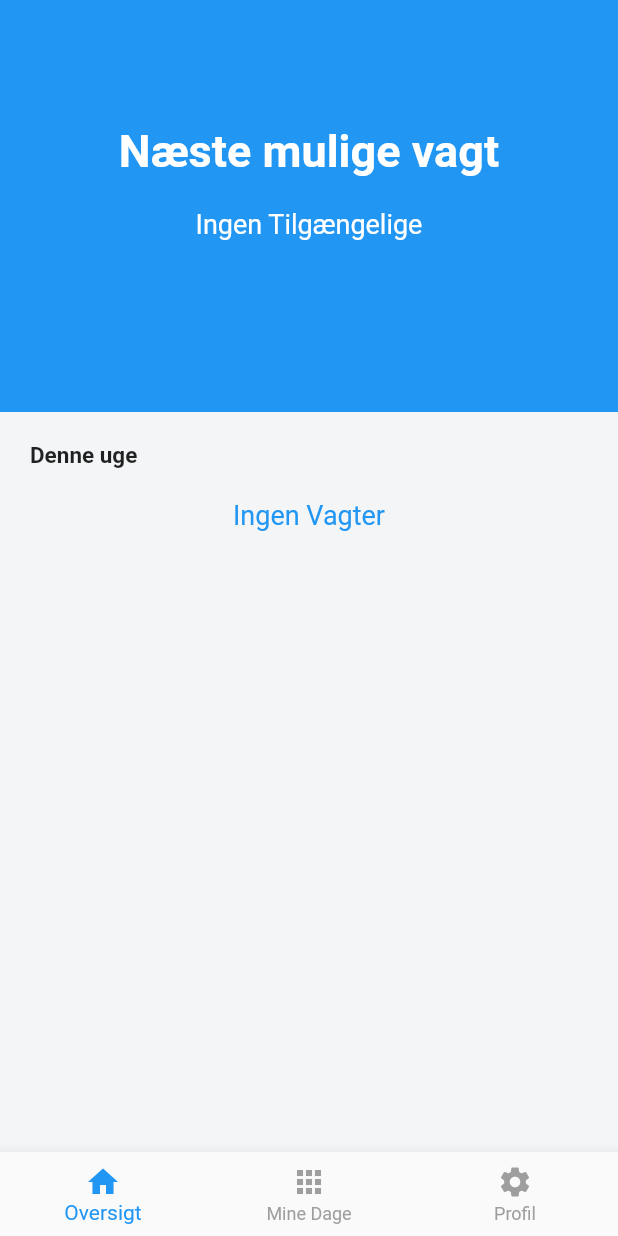
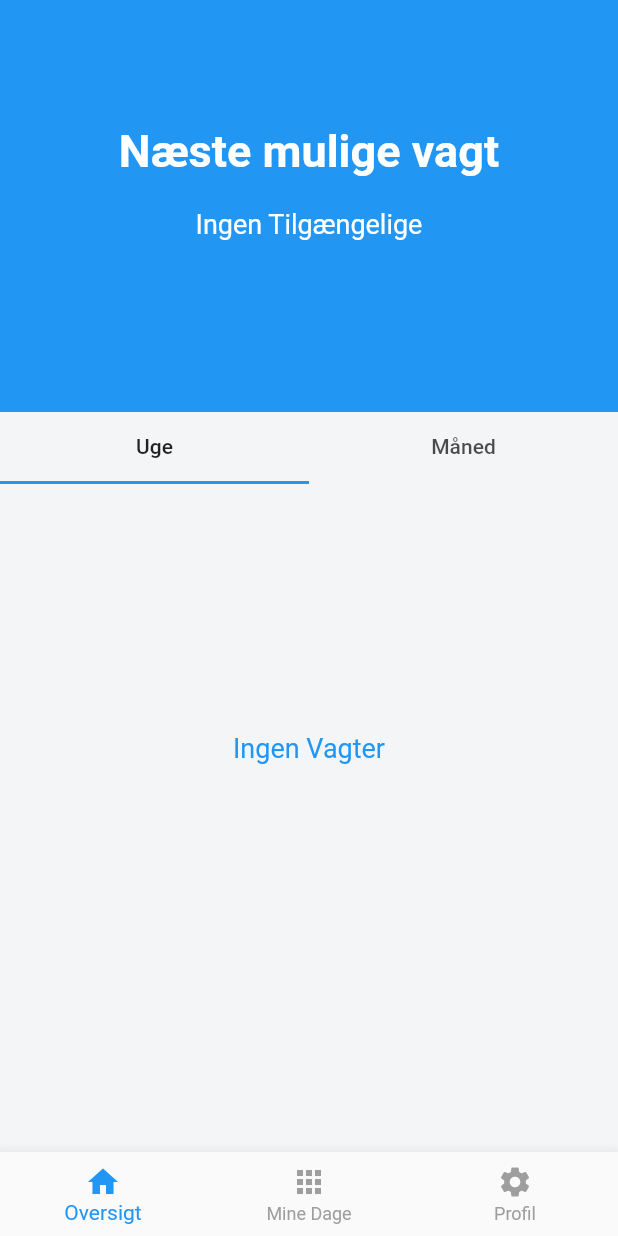
Before and after one commit to ammarOdin/odinvikar, a Flutter app: the screen it shows after launch, on a phone screen of 412 x 824 dp. Run offline on Flutter 3.47's test engine with Material 2 defaults, Android fonts, the phone set to English and light mode, and no system bars; drawn by our look-alikes of carousel_slider; our stand-ins replace cloud_firestore, firebase_core, sliding_sheet, table_calendar; missing offline and left inert: week_of_year; accounts and stored records are empty.

Commit message:
Weekly and monthy shifts on dashboard change

```diff
--- a/lib/main_screens/home_screen.dart
+++ b/lib/main_screens/home_screen.dart
@@ -1,4 +1,3 @@
-import 'package:carousel_slider/carousel_slider.dart';
 import 'package:cloud_firestore/cloud_firestore.dart';
 import 'package:flutter/material.dart';
 import 'package:week_of_year/week_of_year.dart';
@@ -18,12 +17,11 @@ class _State extends State<HomeScreen> {
   @override
   Widget build(BuildContext context) {
     return ListView(
-      physics: const NeverScrollableScrollPhysics(),
+      //physics: const NeverScrollableScrollPhysics(),
       padding: const EdgeInsets.only(top: 0),
       children: [
         Container(
           color: Colors.blue,
-          margin: const EdgeInsets.only(bottom: 20),
           height: MediaQuery.of(context).size.height / 3,
           child: ListView(
             children: [
@@ -61,12 +59,20 @@ class _State extends State<HomeScreen> {
             ],
           ),
         ),
-        CarouselSlider(
-          items: [
-          ListView(
-            padding: EdgeInsets.zero,
-            children: [
-              Container(padding: const EdgeInsets.only(bottom: 20, left: 20), child: const Align(alignment: Alignment.centerLeft, child: Text("Denne uge", style: TextStyle(fontSize: 15, fontWeight: FontWeight.bold),)),),
+
+        SizedBox(
+          height: 400,
+          width: MediaQuery.of(context).size.width,
+          child: DefaultTabController(length: 2, initialIndex: 0, child: Scaffold(appBar: const TabBar(tabs: <Widget> [
+            Tab(
+              text: "Uge",
+            ),
+            Tab(
+              text: "Måned",
+            ),
+          ],),
+          body: TabBarView(
+            children: <Widget>[
                   StreamBuilder(
                       stream: shift.snapshots() ,
                       builder: (BuildContext context, AsyncSnapshot<QuerySnapshot> snapshot){
@@ -89,12 +95,6 @@ class _State extends State<HomeScreen> {
                         );
 
                       }),
-            ],
-          ),
-          ListView(
-            padding: EdgeInsets.zero,
-            children: [
-              Container(padding: const EdgeInsets.only(bottom: 20, left: 20), child: const Align(alignment: Alignment.centerLeft, child: Text("Denne måned", style: TextStyle(fontSize: 15, fontWeight: FontWeight.bold),)),),
                   StreamBuilder(
                       stream: shift.snapshots() ,
                       builder: (BuildContext context, AsyncSnapshot<QuerySnapshot> snapshot){
@@ -115,10 +115,11 @@ class _State extends State<HomeScreen> {
                             }
                           }).toList(),
                         );
+
                       }),
                 ],
+          ),)),
         ),
-        ], options: CarouselOptions(height: MediaQuery.of(context).size.height, enableInfiniteScroll: false, viewportFraction: 1),),
 
         /*Row(
           children: [
```
Lines whose indentation alone changed are shown as unchanged.
